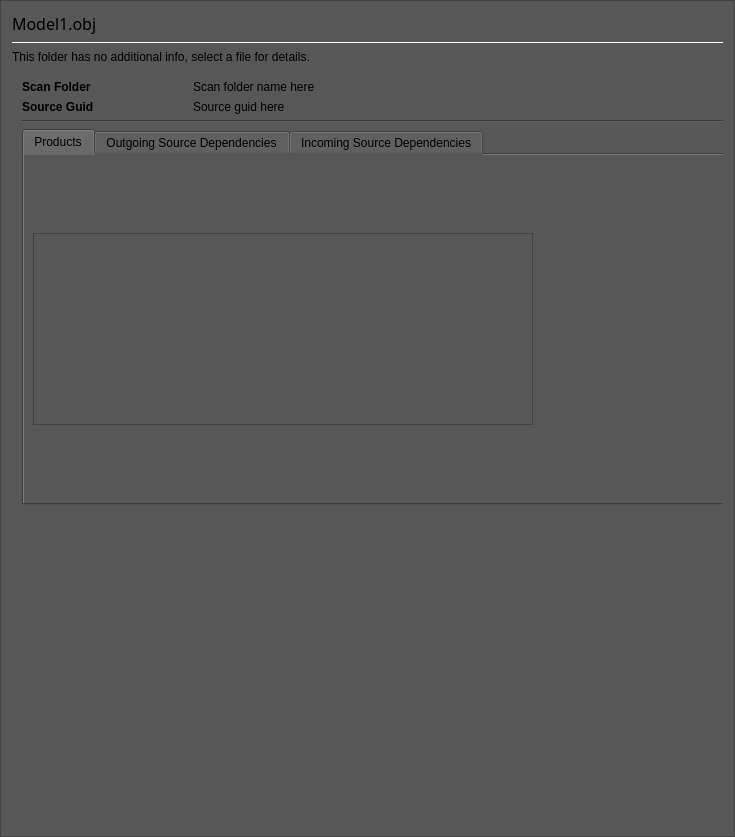
Before: the Qt Designer form Code/Tools/AssetProcessor/native/ui/SourceAssetDetailsPanel.ui in o3de/o3de, drawn with Qt 5.
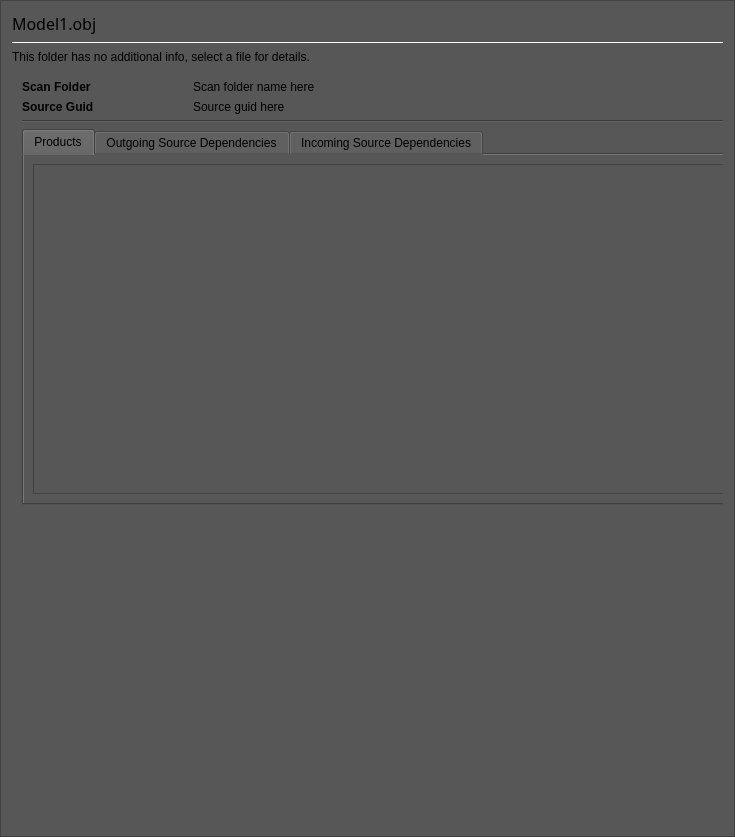
After: the same form once the commit is applied.

Commit message: Product list fixed

```diff
--- a/Code/Tools/AssetProcessor/native/ui/SourceAssetDetailsPanel.ui
+++ b/Code/Tools/AssetProcessor/native/ui/SourceAssetDetailsPanel.ui
@@ -308,26 +308,6 @@
               <layout class="QVBoxLayout" name="ProductTabVerticalLayout" stretch="0">
                 <item>
              <widget class="QTableWidget" name="productTable">
-              <property name="geometry">
-               <rect>
-                <x>0</x>
-                <y>0</y>
-                <width>500</width>
-                <height>198</height>
-               </rect>
-              </property>
-              <property name="sizePolicy">
-               <sizepolicy hsizetype="Fixed" vsizetype="Fixed">
-                <horstretch>0</horstretch>
-                <verstretch>0</verstretch>
-               </sizepolicy>
-              </property>
-              <property name="minimumSize">
-               <size>
-                <width>500</width>
-                <height>32</height>
-               </size>
-              </property>
               <property name="verticalScrollBarPolicy">
                <enum>Qt::ScrollBarAsNeeded</enum>
               </property>
```
Left out of the diff: 1 changed line with no effect on the pictures. Lines whose indentation alone changed are shown as unchanged. The commit also changes 1 other file.
